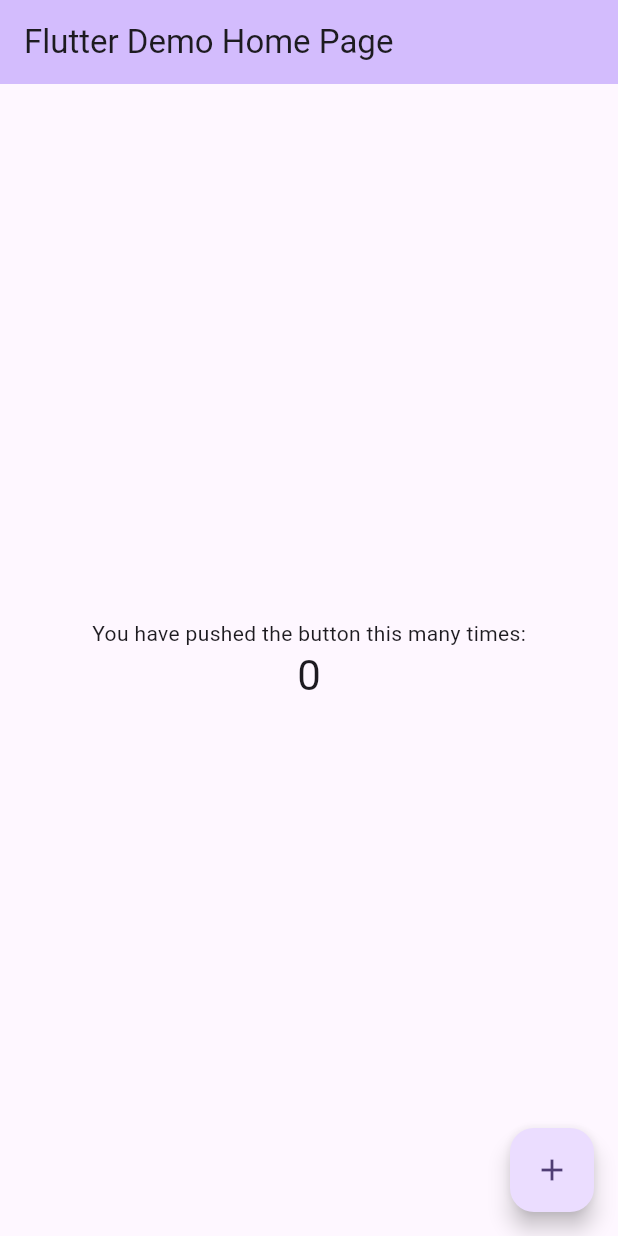
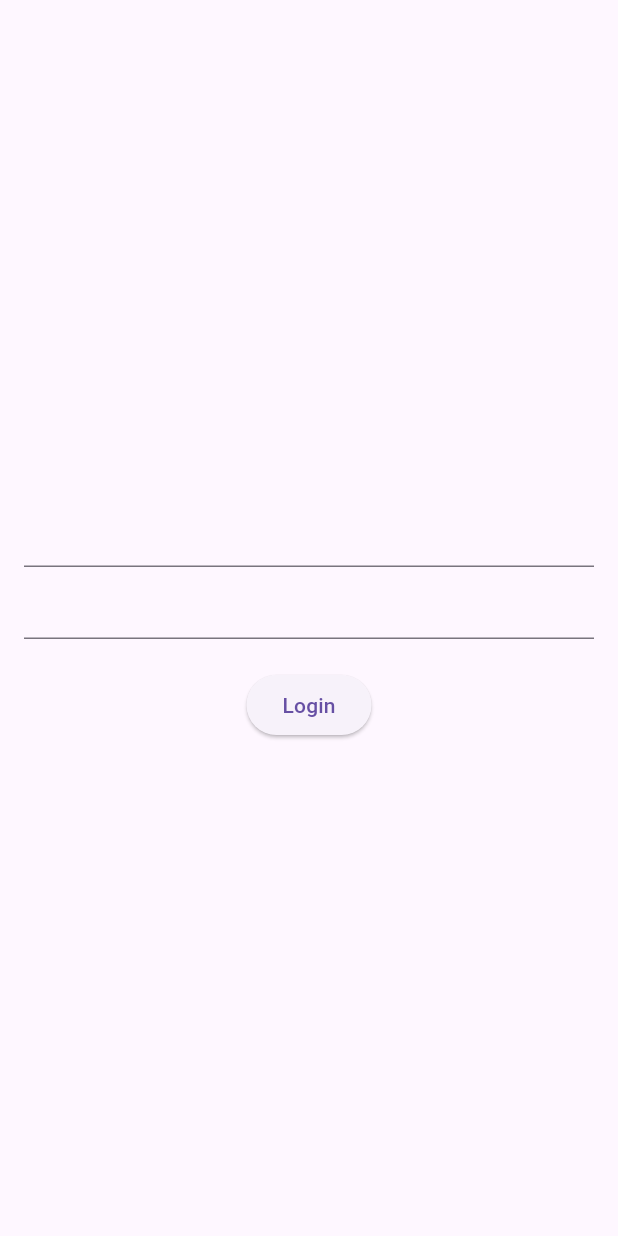
Before and after one commit to hanafiprasyah/mbgtd, a Flutter app: the screen it shows after launch, on a phone screen of 412 x 824 dp. Run offline on Flutter 3.47's test engine with Material 3 defaults, Android fonts, the phone set to English and light mode, and no system bars; our stand-ins replace equatable, firebase_auth, firebase_core, flutter_bloc; accounts and stored records are empty.

Commit message:
feat: Login auth v1

```diff
--- /dev/null
+++ b/lib/app.dart
@@ -0,0 +1,24 @@
+import 'package:flutter/material.dart';
+import 'package:flutter_bloc/flutter_bloc.dart';
+import 'package:mbg_test/data/repositories/auth_repository.dart';
+import 'logic/auth/auth_bloc.dart';
+import 'core/routes.dart';
+
+class MyApp extends StatelessWidget {
+  const MyApp({super.key});
+
+  @override
+  Widget build(BuildContext context) {
+    return RepositoryProvider(
+      create: (context) => AuthRepository(),
+      child: BlocProvider(
+        create: (context) => AuthBloc(context.read<AuthRepository>()),
+        child: MaterialApp(
+          debugShowCheckedModeBanner: false,
+          initialRoute: '/',
+          onGenerateRoute: AppRoutes.generateRoute,
+        ),
+      ),
+    );
+  }
+}
--- /dev/null
+++ b/lib/core/routes.dart
@@ -0,0 +1,18 @@
+import 'package:flutter/material.dart';
+import '../presentation/screens/login_screen.dart';
+import '../presentation/screens/home_screen.dart';
+
+class AppRoutes {
+  static Route generateRoute(RouteSettings settings) {
+    switch (settings.name) {
+      case '/':
+        return MaterialPageRoute(builder: (_) => const LoginScreen());
+      case '/home':
+        return MaterialPageRoute(builder: (_) => const HomeScreen());
+      default:
+        return MaterialPageRoute(
+          builder: (_) => const Scaffold(body: Center(child: Text('404'))),
+        );
+    }
+  }
+}
--- /dev/null
+++ b/lib/data/repositories/auth_repository.dart
@@ -0,0 +1,18 @@
+import 'package:firebase_auth/firebase_auth.dart';
+
+class AuthRepository {
+  final FirebaseAuth _firebaseAuth = FirebaseAuth.instance;
+
+  Stream<User?> get user => _firebaseAuth.authStateChanges();
+
+  Future<void> login(String email, String password) async {
+    await _firebaseAuth.signInWithEmailAndPassword(
+      email: email,
+      password: password,
+    );
+  }
+
+  Future<void> logout() async {
+    await _firebaseAuth.signOut();
+  }
+}
--- /dev/null
+++ b/lib/logic/auth/auth_bloc.dart
@@ -0,0 +1,23 @@
+import 'package:flutter_bloc/flutter_bloc.dart';
+import '../../data/repositories/auth_repository.dart';
+
+import 'auth_event.dart';
+import 'auth_state.dart';
+
+class AuthBloc extends Bloc<AuthEvent, AuthState> {
+  final AuthRepository authRepository;
+
+  AuthBloc(this.authRepository) : super(AuthInitial()) {
+    on<AuthStarted>((event, emit) async {
+      await emit.forEach(
+        authRepository.user,
+        onData: (user) =>
+            user != null ? AuthAuthenticated() : AuthUnauthenticated(),
+      );
+    });
+
+    on<AuthLoggedOut>((event, emit) async {
+      await authRepository.logout();
+    });
+  }
+}
--- /dev/null
+++ b/lib/logic/auth/auth_event.dart
@@ -0,0 +1,11 @@
+abstract class AuthEvent {}
+
+class AuthStarted extends AuthEvent {}
+
+class AuthLoggedOut extends AuthEvent {}
+
+class AuthUserChanged extends AuthEvent {
+  final bool isLoggedIn;
+
+  AuthUserChanged(this.isLoggedIn);
+}
--- /dev/null
+++ b/lib/logic/auth/auth_state.dart
@@ -0,0 +1,12 @@
+import 'package:equatable/equatable.dart';
+
+abstract class AuthState extends Equatable {
+  @override
+  List<Object?> get props => [];
+}
+
+class AuthInitial extends AuthState {}
+
+class AuthAuthenticated extends AuthState {}
+
+class AuthUnauthenticated extends AuthState {}
--- /dev/null
+++ b/lib/logic/login/login_bloc.dart
@@ -0,0 +1,22 @@
+import 'package:flutter_bloc/flutter_bloc.dart';
+import '../../data/repositories/auth_repository.dart';
+
+import 'login_event.dart';
+import 'login_state.dart';
+
+class LoginBloc extends Bloc<LoginEvent, LoginState> {
+  final AuthRepository authRepository;
+
+  LoginBloc(this.authRepository) : super(const LoginState()) {
+    on<LoginSubmitted>((event, emit) async {
+      emit(state.copyWith(isLoading: true));
+
+      try {
+        await authRepository.login(event.email, event.password);
+        emit(state.copyWith(isLoading: false));
+      } catch (e) {
+        emit(state.copyWith(isLoading: false, error: e.toString()));
+      }
+    });
+  }
+}
--- /dev/null
+++ b/lib/logic/login/login_event.dart
@@ -0,0 +1,8 @@
+abstract class LoginEvent {}
+
+class LoginSubmitted extends LoginEvent {
+  final String email;
+  final String password;
+
+  LoginSubmitted(this.email, this.password);
+}
--- /dev/null
+++ b/lib/logic/login/login_state.dart
@@ -0,0 +1,15 @@
+import 'package:equatable/equatable.dart';
+
+class LoginState extends Equatable {
+  final bool isLoading;
+  final String? error;
+
+  const LoginState({this.isLoading = false, this.error});
+
+  LoginState copyWith({bool? isLoading, String? error}) {
+    return LoginState(isLoading: isLoading ?? this.isLoading, error: error);
+  }
+
+  @override
+  List<Object?> get props => [isLoading, error];
+}
--- a/lib/main.dart
+++ b/lib/main.dart
@@ -1,122 +1,10 @@
+import 'package:firebase_core/firebase_core.dart';
 import 'package:flutter/material.dart';
+import 'package:mbg_test/app.dart';
+import 'package:mbg_test/firebase_options.dart';
 
-void main() {
+void main() async {
+  WidgetsFlutterBinding.ensureInitialized();
+  await Firebase.initializeApp(options: DefaultFirebaseOptions.currentPlatform);
   runApp(const MyApp());
 }
-
-class MyApp extends StatelessWidget {
-  const MyApp({super.key});
-
-  // This widget is the root of your application.
-  @override
-  Widget build(BuildContext context) {
-    return MaterialApp(
-      title: 'Flutter Demo',
-      theme: ThemeData(
-        // This is the theme of your application.
-        //
-        // TRY THIS: Try running your application with "flutter run". You'll see
-        // the application has a purple toolbar. Then, without quitting the app,
-        // try changing the seedColor in the colorScheme below to Colors.green
-        // and then invoke "hot reload" (save your changes or press the "hot
-        // reload" button in a Flutter-supported IDE, or press "r" if you used
-        // the command line to start the app).
-        //
-        // Notice that the counter didn't reset back to zero; the application
-        // state is not lost during the reload. To reset the state, use hot
-        // restart instead.
-        //
-        // This works for code too, not just values: Most code changes can be
-        // tested with just a hot reload.
-        colorScheme: .fromSeed(seedColor: Colors.deepPurple),
-      ),
-      home: const MyHomePage(title: 'Flutter Demo Home Page'),
-    );
-  }
-}
-
-class MyHomePage extends StatefulWidget {
-  const MyHomePage({super.key, required this.title});
-
-  // This widget is the home page of your application. It is stateful, meaning
-  // that it has a State object (defined below) that contains fields that affect
-  // how it looks.
-
-  // This class is the configuration for the state. It holds the values (in this
-  // case the title) provided by the parent (in this case the App widget) and
-  // used by the build method of the State. Fields in a Widget subclass are
-  // always marked "final".
-
-  final String title;
-
-  @override
-  State<MyHomePage> createState() => _MyHomePageState();
-}
-
-class _MyHomePageState extends State<MyHomePage> {
-  int _counter = 0;
-
-  void _incrementCounter() {
-    setState(() {
-      // This call to setState tells the Flutter framework that something has
-      // changed in this State, which causes it to rerun the build method below
-      // so that the display can reflect the updated values. If we changed
-      // _counter without calling setState(), then the build method would not be
-      // called again, and so nothing would appear to happen.
-      _counter++;
-    });
-  }
-
-  @override
-  Widget build(BuildContext context) {
-    // This method is rerun every time setState is called, for instance as done
-    // by the _incrementCounter method above.
-    //
-    // The Flutter framework has been optimized to make rerunning build methods
-    // fast, so that you can just rebuild anything that needs updating rather
-    // than having to individually change instances of widgets.
-    return Scaffold(
-      appBar: AppBar(
-        // TRY THIS: Try changing the color here to a specific color (to
-        // Colors.amber, perhaps?) and trigger a hot reload to see the AppBar
-        // change color while the other colors stay the same.
-        backgroundColor: Theme.of(context).colorScheme.inversePrimary,
-        // Here we take the value from the MyHomePage object that was created by
-        // the App.build method, and use it to set our appbar title.
-        title: Text(widget.title),
-      ),
-      body: Center(
-        // Center is a layout widget. It takes a single child and positions it
-        // in the middle of the parent.
-        child: Column(
-          // Column is also a layout widget. It takes a list of children and
-          // arranges them vertically. By default, it sizes itself to fit its
-          // children horizontally, and tries to be as tall as its parent.
-          //
-          // Column has various properties to control how it sizes itself and
-          // how it positions its children. Here we use mainAxisAlignment to
-          // center the children vertically; the main axis here is the vertical
-          // axis because Columns are vertical (the cross axis would be
-          // horizontal).
-          //
-          // TRY THIS: Invoke "debug painting" (choose the "Toggle Debug Paint"
-          // action in the IDE, or press "p" in the console), to see the
-          // wireframe for each widget.
-          mainAxisAlignment: .center,
-          children: [
-            const Text('You have pushed the button this many times:'),
-            Text(
-              '$_counter',
-              style: Theme.of(context).textTheme.headlineMedium,
-            ),
-          ],
-        ),
-      ),
-      floatingActionButton: FloatingActionButton(
-        onPressed: _incrementCounter,
-        tooltip: 'Increment',
-        child: const Icon(Icons.add),
-      ),
-    );
-  }
-}
--- /dev/null
+++ b/lib/presentation/screens/login_screen.dart
@@ -0,0 +1,60 @@
+import 'package:flutter/material.dart';
+import 'package:flutter_bloc/flutter_bloc.dart';
+
+import '../../logic/login/login_bloc.dart';
+import '../../logic/login/login_event.dart';
+import '../../logic/login/login_state.dart';
+import '../../data/repositories/auth_repository.dart';
+
+class LoginScreen extends StatelessWidget {
+  const LoginScreen({super.key});
+
+  @override
+  Widget build(BuildContext context) {
+    final emailController = TextEditingController();
+    final passwordController = TextEditingController();
+
+    return BlocProvider(
+      create: (_) => LoginBloc(context.read<AuthRepository>()),
+      child: Scaffold(
+        body: Padding(
+          padding: const EdgeInsets.all(16),
+          child: BlocListener<LoginBloc, LoginState>(
+            listener: (context, state) {
+              if (state.error == null && !state.isLoading) {
+                Navigator.pushReplacementNamed(context, '/home');
+              }
+            },
+            child: Column(
+              mainAxisAlignment: MainAxisAlignment.center,
+              children: [
+                TextField(controller: emailController),
+                TextField(controller: passwordController, obscureText: true),
+                const SizedBox(height: 20),
+                BlocBuilder<LoginBloc, LoginState>(
+                  builder: (context, state) {
+                    return ElevatedButton(
+                      onPressed: state.isLoading
+                          ? null
+                          : () {
+                              context.read<LoginBloc>().add(
+                                LoginSubmitted(
+                                  emailController.text,
+                                  passwordController.text,
+                                ),
+                              );
+                            },
+                      child: state.isLoading
+                          ? const CircularProgressIndicator()
+                          : const Text("Login"),
+                    );
+                  },
+                ),
+              ],
+            ),
+          ),
+        ),
+      ),
+    );
+  }
+}
```
Also changed, not shown: lib/presentation/screens/home_screen.dart (added, +27 -0 lines), pubspec.yaml (+0 -9 lines), firebase.json (added), lib/firebase_options.dart (added), lib/presentation/widgets/custom_textfield.dart (added), pubspec.lock, 14 other files.
